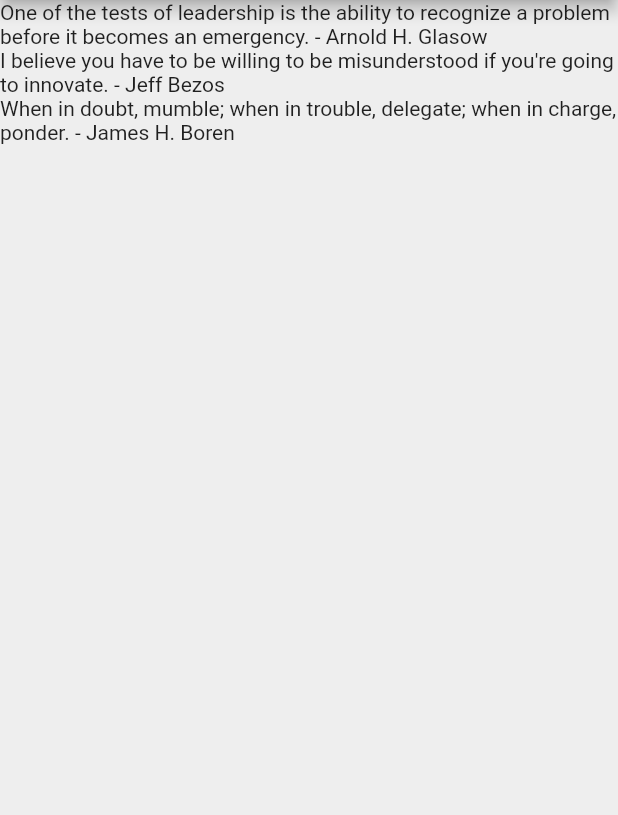
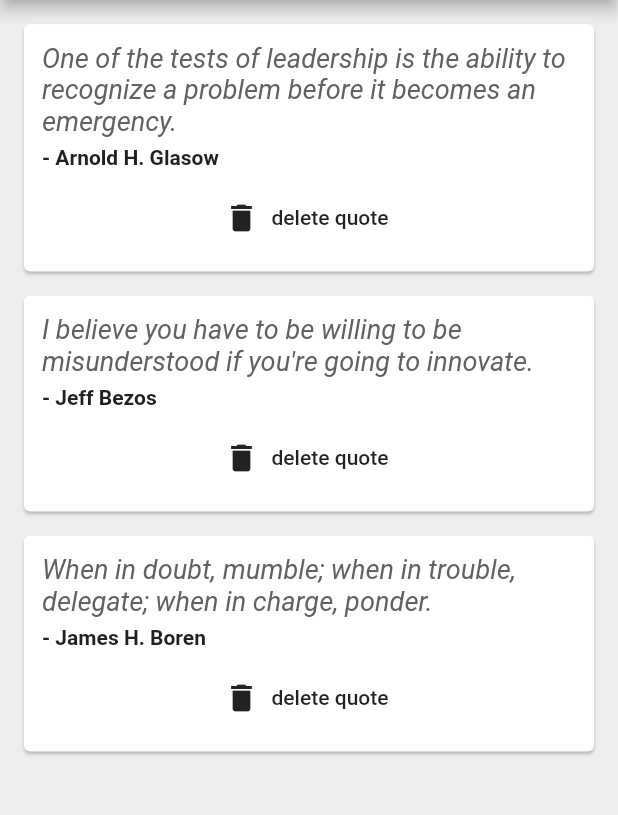
Before and after one commit to Khedubaba/quotes_app, a Flutter app: the screen it shows after launch, on a phone screen of 412 x 824 dp, the part 84-899 px from its top. Run offline on Flutter 3.47's test engine with Material 2 defaults, Android fonts, the phone set to English and light mode, and no system bars.

Commit message:
Card layout for quotes implemented along with extracting widgets and delete functionality
Signed-off-by: khedubaba <adityakhedekar49@gmail.com>

```diff
--- a/lib/main.dart
+++ b/lib/main.dart
@@ -1,5 +1,6 @@
 import 'package:flutter/material.dart';
 import 'quote.dart';
+import 'quote_card.dart';
 
 void main() {
   runApp(MaterialApp(
@@ -35,8 +36,19 @@ class _QuoteListState extends State<QuoteList> {
         centerTitle: false,
       ),
       body: Column(
-        children: quotes.map((quote) => Text("${quote.text} - ${quote.author}")).toList(),
+        children: quotes.map((quote) => QuoteCard(
+          quote: quote,
+          delete: (){
+            setState(() {
+              quotes.remove(quote);
+            });
+          }
+        )).toList(),
       ),
     );
   }
 }
+//End of Code
+
+//children: quotes.map((quote) => quoteTemplate(quote)).toList(),
+//children: quotes.map((quote) => Text("${quote.text} - ${quote.author}")).toList(),
--- /dev/null
+++ b/lib/quote_card.dart
@@ -0,0 +1,47 @@
+import 'package:flutter/material.dart';
+import 'quote.dart';
+
+class QuoteCard extends StatelessWidget {
+
+  final Quote quote;
+  final Function delete;
+  QuoteCard({this.quote, this.delete});
+
+  @override
+  Widget build(BuildContext context) {
+    return Card(
+      margin: EdgeInsets.fromLTRB(16.0, 16.0, 16.0, 0.0),
+      child: Padding(
+        padding: const EdgeInsets.all(12.0),
+        child: Column(
+          crossAxisAlignment: CrossAxisAlignment.stretch,
+          children: <Widget>[
+            Text(
+              quote.text,
+              style: TextStyle(
+                fontSize: 18.0,
+                fontStyle: FontStyle.italic,
+                color: Colors.grey[700],
+              ),
+            ),
+            SizedBox(height: 6.0),
+            Text(
+              "- " + quote.author,
+              style: TextStyle(
+                fontSize: 14.0,
+                color: Colors.grey[900],
+                fontWeight: FontWeight.bold,
+              ),
+            ),
+            SizedBox(height: 8.0),
+            FlatButton.icon(
+              onPressed: delete,
+              label: Text("delete quote"),
+              icon: Icon(Icons.delete),
+            ),
+          ],
+        ),
+      ),
+    );
+  }
+}
```
